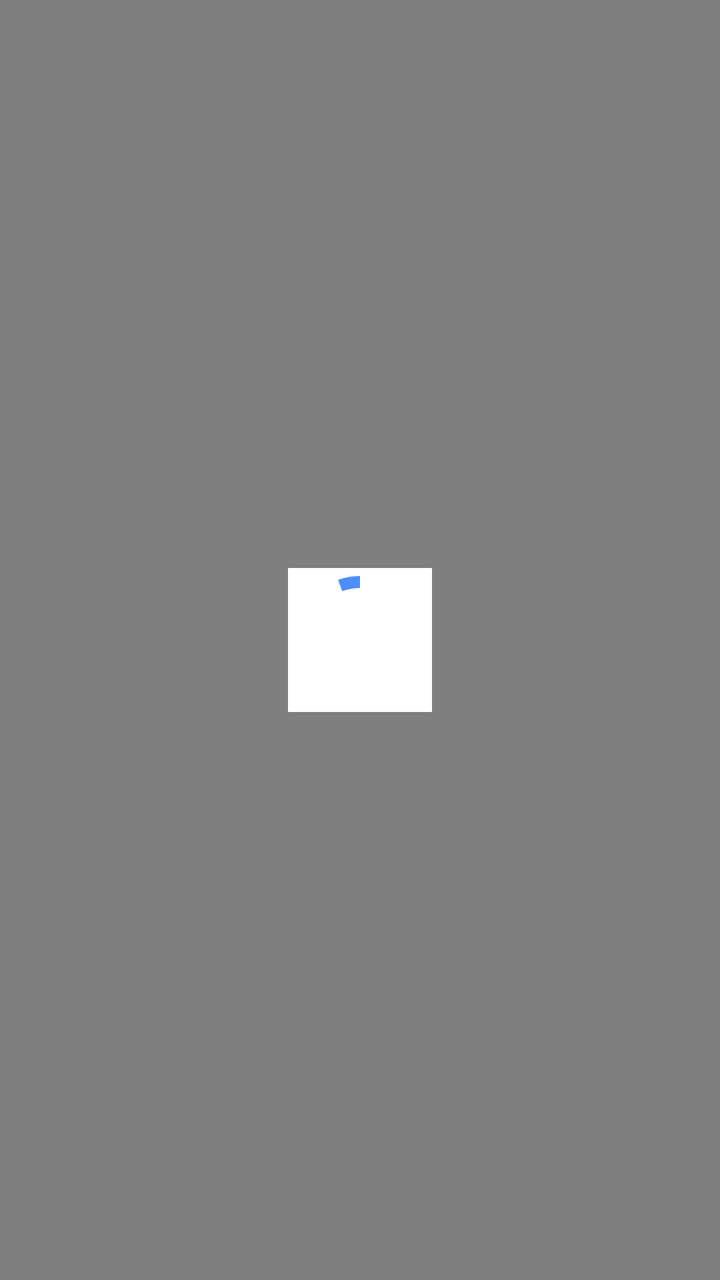
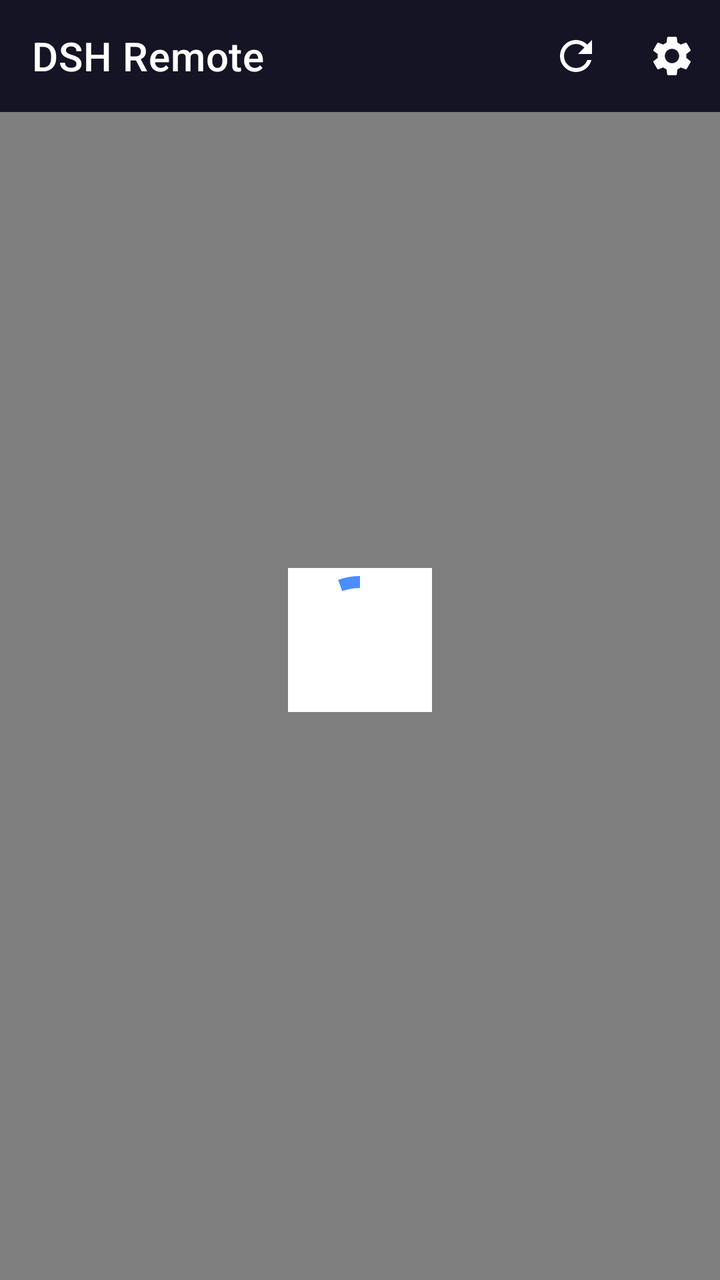

Screens rendered from an Android XML layout before and after an edit, with the pre-edit source and the edit as a unified diff.
<!-- AndroidManifest.xml: application theme Theme.DeepSeekRemote -->
<!-- res/layout/activity_main.xml -->
<?xml version="1.0" encoding="utf-8"?>
<androidx.constraintlayout.widget.ConstraintLayout xmlns:android="http://schemas.android.com/apk/res/android"
    xmlns:app="http://schemas.android.com/apk/res-auto"
    xmlns:tools="http://schemas.android.com/tools"
    android:layout_width="match_parent"
    android:layout_height="match_parent"
    tools:context=".MainActivity">

    <WebView
        android:id="@+id/webView"
        android:layout_width="match_parent"
        android:layout_height="match_parent" />

    
    <LinearLayout
        android:id="@+id/errorView"
        android:layout_width="match_parent"
        android:layout_height="match_parent"
        android:background="@color/accent"
        android:gravity="center"
        android:orientation="vertical"
        android:padding="32dp"
        android:visibility="gone">

        <ImageView
            android:layout_width="72dp"
            android:layout_height="72dp"
            android:contentDescription="@string/unreachable_title"
            android:src="@drawable/ic_scan"
            app:tint="@color/surface" />

        <TextView
            android:id="@+id/errorTitle"
            android:layout_width="wrap_content"
            android:layout_height="wrap_content"
            android:layout_marginTop="20dp"
            android:text="@string/unreachable_title"
            android:textColor="@color/surface"
            android:textSize="20sp"
            android:textStyle="bold" />

        <TextView
            android:id="@+id/errorMessage"
            android:layout_width="wrap_content"
            android:layout_height="wrap_content"
            android:layout_marginTop="10dp"
            android:text="@string/unreachable_message"
            android:gravity="center"
            android:textColor="#C4C7D8"
            android:textSize="14sp" />

        <com.google.android.material.button.MaterialButton
            android:id="@+id/btnRetry"
            android:layout_width="match_parent"
            android:layout_height="wrap_content"
            android:layout_marginTop="36dp"
            android:text="@string/retry" />

        <com.google.android.material.button.MaterialButton
            android:id="@+id/btnRepair"
            style="@style/Widget.MaterialComponents.Button.OutlinedButton"
            android:layout_width="match_parent"
            android:layout_height="wrap_content"
            android:layout_marginTop="14dp"
            android:text="@string/re_pair"
            android:textColor="@color/surface" />

    </LinearLayout>

    
    <com.google.android.material.progressindicator.CircularProgressIndicator
        android:id="@+id/loading"
        android:layout_width="wrap_content"
        android:layout_height="wrap_content"
        android:background="@color/surface"
        android:indeterminate="true"
        app:indicatorColor="@color/primary"
        app:indicatorSize="64dp"
        app:layout_constraintBottom_toBottomOf="parent"
        app:layout_constraintEnd_toEndOf="parent"
        app:layout_constraintStart_toStartOf="parent"
        app:layout_constraintTop_toTopOf="parent"
        app:trackThickness="6dp" />

</androidx.constraintlayout.widget.ConstraintLayout>
<!-- resources referenced by this layout -->
<resources>
  <color name="accent">#FF151424</color>
  <color name="primary">#FF4C8DFF</color>
  <color name="surface">#FFFFFFFF</color>
  <!-- drawable ic_scan (drawable) -->
  <?xml version="1.0" encoding="utf-8"?>
  <vector xmlns:android="http://schemas.android.com/apk/res/android"
      android:width="24dp"
      android:height="24dp"
      android:viewportWidth="24"
      android:viewportHeight="24">
      <path
          android:fillColor="@android:color/white"
          android:pathData="M3,3h7v2H5v4H3zM14,3h7v7h-2V5h-5zM3,14h2v5h5v2H3zM18,14h3v7h-7v-2h4zM7,7h2v2H7zM7,15h2v2H7zM15,7h2v2h-2zM15,15h2v2h-2z" />
  </vector>
  <string name="re_pair">重新配对</string>
  <string name="retry">重试</string>
  <string name="unreachable_message">请确认电脑已开机且 DSH 正在运行，并检查网络后重试。</string>
  <string name="unreachable_title">无法连接到主机</string>
  <style name="Theme.DeepSeekRemote" parent="Theme.MaterialComponents.Light.DarkActionBar">
          <item name="colorPrimary">@color/primary</item>
          <item name="colorPrimaryDark">@color/primary_dark</item>
          <item name="colorAccent">@color/primary</item>
          
          <item name="android:statusBarColor">@color/accent</item>
          <item name="android:windowLightStatusBar">false</item>
      </style>
  <color name="primary_dark">#FF2F6FED</color>
</resources>

<!-- the commit's change to res/layout/activity_main.xml (unified diff, before → after) -->
@@ -6,10 +6,48 @@
     android:layout_height="match_parent"
     tools:context=".MainActivity">
 
+    <com.google.android.material.appbar.AppBarLayout
+        android:id="@+id/appBar"
+        android:layout_width="match_parent"
+        android:layout_height="wrap_content"
+        android:background="@color/accent"
+        app:layout_constraintTop_toTopOf="parent">
+
+        <com.google.android.material.appbar.MaterialToolbar
+            android:id="@+id/toolbar"
+            android:layout_width="match_parent"
+            android:layout_height="?attr/actionBarSize"
+            android:background="@color/accent"
+            app:title="@string/app_name"
+            app:titleTextColor="@color/surface">
+
+            <ImageView
+                android:id="@+id/btnSettings"
+                android:layout_width="48dp"
+                android:layout_height="48dp"
+                android:layout_gravity="end"
+                android:padding="12dp"
+                android:contentDescription="@string/settings_title"
+                android:src="@drawable/ic_settings" />
+
+            <ImageView
+                android:id="@+id/btnRefresh"
+                android:layout_width="48dp"
+                android:layout_height="48dp"
+                android:layout_gravity="end"
+                android:padding="12dp"
+                android:contentDescription="@string/refresh"
+                android:src="@drawable/ic_refresh" />
+
+        </com.google.android.material.appbar.MaterialToolbar>
+    </com.google.android.material.appbar.AppBarLayout>
+
     <WebView
         android:id="@+id/webView"
         android:layout_width="match_parent"
-        android:layout_height="match_parent" />
+        android:layout_height="0dp"
+        app:layout_constraintBottom_toBottomOf="parent"
+        app:layout_constraintTop_toBottomOf="@id/appBar" />
 
     
     <LinearLayout
<!-- resource entries referenced after the edit -->
@@ -3,6 +3,18 @@
   <color name="accent">#FF151424</color>
   <color name="primary">#FF4C8DFF</color>
   <color name="surface">#FFFFFFFF</color>
+  <!-- drawable ic_refresh (drawable) -->
+  <?xml version="1.0" encoding="utf-8"?>
+  <vector xmlns:android="http://schemas.android.com/apk/res/android"
+      android:width="24dp"
+      android:height="24dp"
+      android:viewportWidth="24"
+      android:viewportHeight="24"
+      android:tint="@color/surface">
+      <path
+          android:fillColor="@color/surface"
+          android:pathData="M17.65,6.35C16.2,4.9 14.21,4 12,4c-4.42,0 -7.99,3.58 -7.99,8s3.57,8 7.99,8c3.73,0 6.84,-2.55 7.73,-6h-2.08c-0.82,2.33 -3.04,4 -5.65,4 -3.31,0 -6,-2.69 -6,-6s2.69,-6 6,-6c1.66,0 3.14,0.69 4.22,1.78L13,11h7V4l-2.35,2.35z" />
+  </vector>
   <!-- drawable ic_scan (drawable) -->
   <?xml version="1.0" encoding="utf-8"?>
   <vector xmlns:android="http://schemas.android.com/apk/res/android"
@@ -14,11 +26,26 @@
           android:fillColor="@android:color/white"
           android:pathData="M3,3h7v2H5v4H3zM14,3h7v7h-2V5h-5zM3,14h2v5h5v2H3zM18,14h3v7h-7v-2h4zM7,7h2v2H7zM7,15h2v2H7zM15,7h2v2h-2zM15,15h2v2h-2z" />
   </vector>
+  <!-- drawable ic_settings (drawable) -->
+  <?xml version="1.0" encoding="utf-8"?>
+  <vector xmlns:android="http://schemas.android.com/apk/res/android"
+      android:width="24dp"
+      android:height="24dp"
+      android:viewportWidth="24"
+      android:viewportHeight="24"
+      android:tint="@color/surface">
+      <path
+          android:fillColor="@color/surface"
+          android:pathData="M19.14,12.94c0.04,-0.3 0.06,-0.61 0.06,-0.94c0,-0.32 -0.02,-0.64 -0.07,-0.94l2.03,-1.58c0.18,-0.14 0.23,-0.41 0.12,-0.61l-1.92,-3.32c-0.12,-0.22 -0.37,-0.29 -0.59,-0.22l-2.39,0.96c-0.5,-0.38 -1.03,-0.7 -1.62,-0.94L14.4,2.81c-0.04,-0.24 -0.24,-0.41 -0.48,-0.41h-3.84c-0.24,0 -0.43,0.17 -0.47,0.41L9.25,5.35C8.66,5.59 8.12,5.92 7.63,6.29L5.24,5.33c-0.22,-0.08 -0.47,0 -0.59,0.22L2.74,8.87C2.62,9.08 2.66,9.34 2.86,9.48l2.03,1.58C4.84,11.36 4.8,11.69 4.8,12s0.02,0.64 0.07,0.94l-2.03,1.58c-0.18,0.14 -0.23,0.41 -0.12,0.61l1.92,3.32c0.12,0.22 0.37,0.29 0.59,0.22l2.39,-0.96c0.5,0.38 1.03,0.7 1.62,0.94l0.36,2.54c0.05,0.24 0.24,0.41 0.48,0.41h3.84c0.24,0 0.44,-0.17 0.47,-0.41l0.36,-2.54c0.59,-0.24 1.13,-0.56 1.62,-0.94l2.39,0.96c0.22,0.08 0.47,0 0.59,-0.22l1.92,-3.32c0.12,-0.22 0.07,-0.47 -0.12,-0.61L19.14,12.94zM12,15.6c-1.98,0 -3.6,-1.62 -3.6,-3.6s1.62,-3.6 3.6,-3.6s3.6,1.62 3.6,3.6S13.98,15.6 12,15.6z" />
+  </vector>
+  <string name="app_name">DSH Remote</string>
   <string name="re_pair">重新配对</string>
+  <string name="refresh">刷新页面</string>
   <string name="retry">重试</string>
+  <string name="settings_title">设置</string>
   <string name="unreachable_message">请确认电脑已开机且 DSH 正在运行，并检查网络后重试。</string>
   <string name="unreachable_title">无法连接到主机</string>
-  <style name="Theme.DeepSeekRemote" parent="Theme.MaterialComponents.Light.DarkActionBar">
+  <style name="Theme.DeepSeekRemote" parent="Theme.MaterialComponents.Light.NoActionBar">
           <item name="colorPrimary">@color/primary</item>
           <item name="colorPrimaryDark">@color/primary_dark</item>
           <item name="colorAccent">@color/primary</item>
